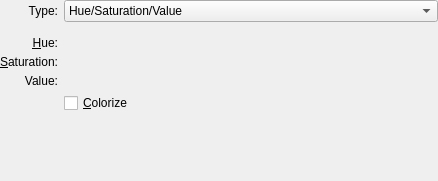
This is plugins/filters/colorsfilters/wdg_hsv_adjustment.ui in KDE/krita as Qt 5 draws it before an edit. The edited form follows.
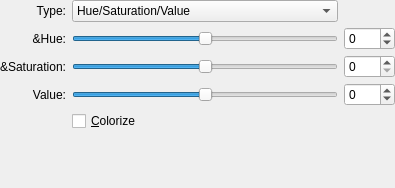
This is the edited form. Custom widgets are drawn as their Qt base class.

Commit message: turn the HSV filter back to Hsliders instead of input field sliders. There have been a few requests. Other programs seem to have this UI style as well.

What changed in the file:
```diff
--- a/plugins/filters/colorsfilters/wdg_hsv_adjustment.ui
+++ b/plugins/filters/colorsfilters/wdg_hsv_adjustment.ui
@@ -6,8 +6,8 @@
    <rect>
     <x>0</x>
     <y>0</y>
-    <width>438</width>
-    <height>181</height>
+    <width>395</width>
+    <height>188</height>
    </rect>
   </property>
   <layout class="QGridLayout">
@@ -26,17 +26,7 @@
    <property name="verticalSpacing">
     <number>5</number>
    </property>
-   <item row="2" column="1">
-    <widget class="KisDoubleSliderSpinBox" name="hue">
-     <property name="sizePolicy">
-      <sizepolicy hsizetype="MinimumExpanding" vsizetype="Fixed">
-       <horstretch>0</horstretch>
-       <verstretch>0</verstretch>
-      </sizepolicy>
-     </property>
-    </widget>
-   </item>
-   <item row="6" column="0" colspan="2">
+   <item row="13" column="0" colspan="2">
     <spacer>
      <property name="orientation">
       <enum>Qt::Vertical</enum>
@@ -62,93 +52,13 @@
      </property>
     </widget>
    </item>
-   <item row="3" column="0">
-    <widget class="QLabel" name="label_2">
-     <property name="sizePolicy">
-      <sizepolicy hsizetype="Preferred" vsizetype="Preferred">
-       <horstretch>0</horstretch>
-       <verstretch>0</verstretch>
-      </sizepolicy>
-     </property>
-     <property name="text">
-      <string>&amp;Saturation:</string>
-     </property>
-     <property name="scaledContents">
-      <bool>false</bool>
-     </property>
-     <property name="alignment">
-      <set>Qt::AlignRight|Qt::AlignTrailing|Qt::AlignVCenter</set>
-     </property>
-     <property name="buddy">
-      <cstring>saturation</cstring>
-     </property>
-    </widget>
-   </item>
-   <item row="5" column="1">
+   <item row="9" column="1">
     <widget class="QCheckBox" name="chkColorize">
      <property name="text">
       <string>&amp;Colorize</string>
      </property>
     </widget>
    </item>
-   <item row="4" column="1">
-    <widget class="KisDoubleSliderSpinBox" name="value">
-     <property name="sizePolicy">
-      <sizepolicy hsizetype="MinimumExpanding" vsizetype="Fixed">
-       <horstretch>0</horstretch>
-       <verstretch>0</verstretch>
-      </sizepolicy>
-     </property>
-    </widget>
-   </item>
-   <item row="1" column="0" colspan="2">
-    <spacer name="verticalSpacer">
-     <property name="orientation">
-      <enum>Qt::Vertical</enum>
-     </property>
-     <property name="sizeType">
-      <enum>QSizePolicy::Fixed</enum>
-     </property>
-     <property name="sizeHint" stdset="0">
-      <size>
-       <width>20</width>
-       <height>9</height>
-      </size>
-     </property>
-    </spacer>
-   </item>
-   <item row="4" column="0">
-    <widget class="QLabel" name="label_3">
-     <property name="text">
-      <string>Value:</string>
-     </property>
-     <property name="alignment">
-      <set>Qt::AlignRight|Qt::AlignTrailing|Qt::AlignVCenter</set>
-     </property>
-     <property name="buddy">
-      <cstring>value</cstring>
-     </property>
-    </widget>
-   </item>
-   <item row="2" column="0">
-    <widget class="QLabel" name="label">
-     <property name="sizePolicy">
-      <sizepolicy hsizetype="Preferred" vsizetype="Preferred">
-       <horstretch>0</horstretch>
-       <verstretch>0</verstretch>
-      </sizepolicy>
-     </property>
-     <property name="text">
-      <string>&amp;Hue:</string>
-     </property>
-     <property name="alignment">
-      <set>Qt::AlignRight|Qt::AlignTrailing|Qt::AlignVCenter</set>
-     </property>
-     <property name="buddy">
-      <cstring>hue</cstring>
-     </property>
-    </widget>
-   </item>
    <item row="0" column="1">
     <widget class="QComboBox" name="cmbType">
      <property name="currentIndex">
@@ -181,26 +91,134 @@
      </item>
     </widget>
    </item>
-   <item row="3" column="1">
-    <widget class="KisDoubleSliderSpinBox" name="saturation">
+   <item row="2" column="1">
+    <widget class="QSlider" name="hueSlider">
+     <property name="minimum">
+      <number>-180</number>
+     </property>
+     <property name="maximum">
+      <number>180</number>
+     </property>
+     <property name="orientation">
+      <enum>Qt::Horizontal</enum>
+     </property>
+    </widget>
+   </item>
+   <item row="4" column="2">
+    <widget class="QSpinBox" name="saturationSpinBox">
+     <property name="maximum">
+      <number>100</number>
+     </property>
+    </widget>
+   </item>
+   <item row="5" column="0">
+    <widget class="QLabel" name="label_3">
+     <property name="text">
+      <string>Value:</string>
+     </property>
+     <property name="alignment">
+      <set>Qt::AlignRight|Qt::AlignTrailing|Qt::AlignVCenter</set>
+     </property>
+    </widget>
+   </item>
+   <item row="4" column="1">
+    <widget class="QSlider" name="saturationSlider">
+     <property name="minimum">
+      <number>0</number>
+     </property>
+     <property name="maximum">
+      <number>100</number>
+     </property>
+     <property name="value">
+      <number>50</number>
+     </property>
+     <property name="tracking">
+      <bool>true</bool>
+     </property>
+     <property name="orientation">
+      <enum>Qt::Horizontal</enum>
+     </property>
+     <property name="invertedAppearance">
+      <bool>false</bool>
+     </property>
+     <property name="invertedControls">
+      <bool>false</bool>
+     </property>
+     <property name="tickPosition">
+      <enum>QSlider::NoTicks</enum>
+     </property>
+    </widget>
+   </item>
+   <item row="4" column="0">
+    <widget class="QLabel" name="label_2">
      <property name="sizePolicy">
-      <sizepolicy hsizetype="MinimumExpanding" vsizetype="Fixed">
+      <sizepolicy hsizetype="Preferred" vsizetype="Preferred">
        <horstretch>0</horstretch>
        <verstretch>0</verstretch>
       </sizepolicy>
+     </property>
+     <property name="text">
+      <string>&amp;Saturation:</string>
+     </property>
+     <property name="scaledContents">
+      <bool>false</bool>
+     </property>
+     <property name="alignment">
+      <set>Qt::AlignRight|Qt::AlignTrailing|Qt::AlignVCenter</set>
+     </property>
+    </widget>
+   </item>
+   <item row="2" column="0">
+    <widget class="QLabel" name="label">
+     <property name="sizePolicy">
+      <sizepolicy hsizetype="Preferred" vsizetype="Preferred">
+       <horstretch>0</horstretch>
+       <verstretch>0</verstretch>
+      </sizepolicy>
+     </property>
+     <property name="text">
+      <string>&amp;Hue:</string>
+     </property>
+     <property name="alignment">
+      <set>Qt::AlignRight|Qt::AlignTrailing|Qt::AlignVCenter</set>
+     </property>
+    </widget>
+   </item>
+   <item row="5" column="1">
+    <widget class="QSlider" name="valueSlider">
+     <property name="minimum">
+      <number>-100</number>
+     </property>
+     <property name="maximum">
+      <number>100</number>
+     </property>
+     <property name="orientation">
+      <enum>Qt::Horizontal</enum>
+     </property>
+    </widget>
+   </item>
+   <item row="5" column="2">
+    <widget class="QSpinBox" name="valueSpinBox">
+     <property name="minimum">
+      <number>-100</number>
+     </property>
+     <property name="maximum">
+      <number>100</number>
+     </property>
+    </widget>
+   </item>
+   <item row="2" column="2">
+    <widget class="QSpinBox" name="hueSpinBox">
+     <property name="minimum">
+      <number>-180</number>
+     </property>
+     <property name="maximum">
+      <number>180</number>
      </property>
     </widget>
    </item>
   </layout>
  </widget>
- <customwidgets>
-  <customwidget>
-   <class>KisDoubleSliderSpinBox</class>
-   <extends>QWidget</extends>
-   <header>kis_slider_spin_box.h</header>
-   <container>1</container>
-  </customwidget>
- </customwidgets>
  <tabstops>
   <tabstop>cmbType</tabstop>
   <tabstop>hue</tabstop>
```
Left out of the diff: 3 changed lines with no effect on the pictures. The commit also changes 1 other file.
